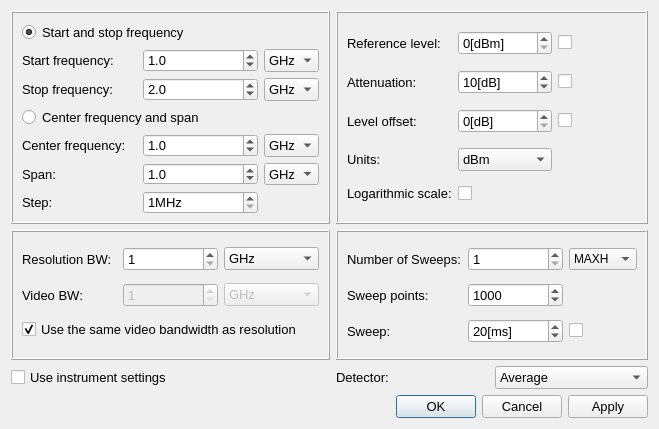
This is scan_settings.ui in erespebrn/Near_Field_Scanner_GUI as Qt 5 draws it before an edit. The edited form follows.
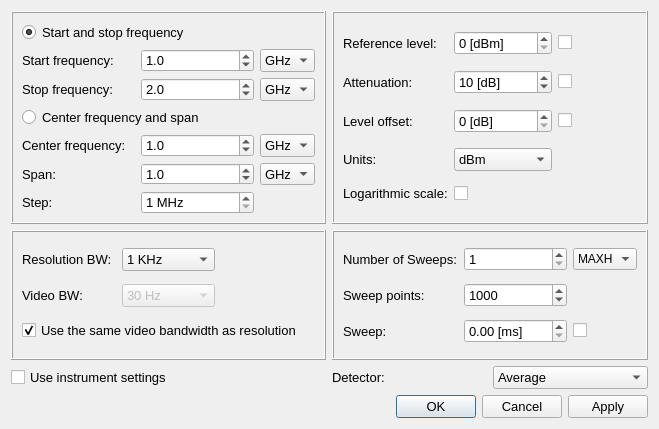
This is the edited form.

What changed in the file:
```diff
--- a/scan_settings.ui
+++ b/scan_settings.ui
@@ -94,77 +94,6 @@
         <enum>QFrame::Raised</enum>
        </property>
        <layout class="QGridLayout" name="gridLayout_2">
-        <item row="1" column="1">
-         <widget class="QSpinBox" name="videoBW_spinbox">
-          <property name="enabled">
-           <bool>false</bool>
-          </property>
-          <property name="font">
-           <font>
-            <pointsize>10</pointsize>
-           </font>
-          </property>
-          <property name="minimum">
-           <number>1</number>
-          </property>
-          <property name="maximum">
-           <number>10000000</number>
-          </property>
-          <property name="value">
-           <number>1</number>
-          </property>
-         </widget>
-        </item>
-        <item row="1" column="2">
-         <widget class="QComboBox" name="videoBW_dropdown">
-          <property name="enabled">
-           <bool>false</bool>
-          </property>
-          <property name="font">
-           <font>
-            <pointsize>10</pointsize>
-           </font>
-          </property>
-          <item>
-           <property name="text">
-            <string>GHz</string>
-           </property>
-          </item>
-          <item>
-           <property name="text">
-            <string>MHz</string>
-           </property>
-          </item>
-          <item>
-           <property name="text">
-            <string>kHz</string>
-           </property>
-          </item>
-          <item>
-           <property name="text">
-            <string>Hz</string>
-           </property>
-          </item>
-         </widget>
-        </item>
-        <item row="0" column="1">
-         <widget class="QSpinBox" name="resolutionBW_spinbox">
-          <property name="font">
-           <font>
-            <pointsize>10</pointsize>
-           </font>
-          </property>
-          <property name="minimum">
-           <number>1</number>
-          </property>
-          <property name="maximum">
-           <number>100000000</number>
-          </property>
-          <property name="value">
-           <number>1</number>
-          </property>
-         </widget>
-        </item>
         <item row="1" column="0">
          <widget class="QLabel" name="label_9">
           <property name="font">
@@ -204,16 +133,19 @@
           </property>
          </widget>
         </item>
-        <item row="0" column="2">
+        <item row="0" column="1">
          <widget class="QComboBox" name="resolutionBW_dropdown">
           <property name="font">
            <font>
             <pointsize>10</pointsize>
            </font>
           </property>
+          <property name="currentText">
+           <string>1 KHz</string>
+          </property>
           <item>
            <property name="text">
-            <string>GHz</string>
+            <string>1 KHz</string>
            </property>
           </item>
           <item>
@@ -228,7 +160,77 @@
           </item>
           <item>
            <property name="text">
-            <string>Hz</string>
+            <string>30 KHz</string>
+           </property>
+          </item>
+          <item>
+           <property name="text">
+            <string>300 KHz</string>
+           </property>
+          </item>
+          <item>
+           <property name="text">
+            <string>1 MHz</string>
+           </property>
+          </item>
+         </widget>
+        </item>
+        <item row="1" column="1">
+         <widget class="QComboBox" name="videoBW_dropdown">
+          <property name="enabled">
+           <bool>false</bool>
+          </property>
+          <property name="font">
+           <font>
+            <pointsize>10</pointsize>
+           </font>
+          </property>
+          <property name="currentText">
+           <string>30 Hz</string>
+          </property>
+          <item>
+           <property name="text">
+            <string>30 Hz</string>
+           </property>
+          </item>
+          <item>
+           <property name="text">
+            <string>100 Hz</string>
+           </property>
+          </item>
+          <item>
+           <property name="text">
+            <string>300 Hz</string>
+           </property>
+          </item>
+          <item>
+           <property name="text">
+            <string>1 KHz</string>
+           </property>
+          </item>
+          <item>
+           <property name="text">
+            <string>3 KHz</string>
+           </property>
+          </item>
+          <item>
+           <property name="text">
+            <string>10 KHz</string>
+           </property>
+          </item>
+          <item>
+           <property name="text">
+            <string>30 KHz</string>
+           </property>
+          </item>
+          <item>
+           <property name="text">
+            <string>300 KHz</string>
+           </property>
+          </item>
+          <item>
+           <property name="text">
+            <string>1 MHz</string>
            </property>
           </item>
          </widget>
@@ -259,7 +261,7 @@
            <set>Qt::AlignLeading|Qt::AlignLeft|Qt::AlignVCenter</set>
           </property>
           <property name="suffix">
-           <string>[dB]</string>
+           <string> [dB]</string>
           </property>
           <property name="maximum">
            <number>100000000</number>
@@ -314,7 +316,7 @@
            <set>Qt::AlignLeading|Qt::AlignLeft|Qt::AlignVCenter</set>
           </property>
           <property name="suffix">
-           <string>[dBm]</string>
+           <string> [dBm]</string>
           </property>
           <property name="maximum">
            <number>1000000000</number>
@@ -414,7 +416,7 @@
            <set>Qt::AlignLeading|Qt::AlignLeft|Qt::AlignVCenter</set>
           </property>
           <property name="suffix">
-           <string>[dB]</string>
+           <string> [dB]</string>
           </property>
           <property name="maximum">
            <number>1000000000</number>
@@ -533,30 +535,6 @@
           </property>
          </widget>
         </item>
-        <item row="3" column="1">
-         <widget class="QSpinBox" name="sweepTime_spinbox">
-          <property name="font">
-           <font>
-            <pointsize>10</pointsize>
-           </font>
-          </property>
-          <property name="wrapping">
-           <bool>false</bool>
-          </property>
-          <property name="alignment">
-           <set>Qt::AlignLeading|Qt::AlignLeft|Qt::AlignVCenter</set>
-          </property>
-          <property name="suffix">
-           <string>[ms]</string>
-          </property>
-          <property name="maximum">
-           <number>100000000</number>
-          </property>
-          <property name="value">
-           <number>20</number>
-          </property>
-         </widget>
-        </item>
         <item row="0" column="0">
          <widget class="QLabel" name="label_7">
           <property name="font">
@@ -632,6 +610,30 @@
           </property>
          </widget>
         </item>
+        <item row="3" column="1">
+         <widget class="QDoubleSpinBox" name="sweepTime_spinbox">
+          <property name="font">
+           <font>
+            <pointsize>10</pointsize>
+           </font>
+          </property>
+          <property name="wrapping">
+           <bool>false</bool>
+          </property>
+          <property name="alignment">
+           <set>Qt::AlignLeading|Qt::AlignLeft|Qt::AlignVCenter</set>
+          </property>
+          <property name="prefix">
+           <string/>
+          </property>
+          <property name="suffix">
+           <string> [ms]</string>
+          </property>
+          <property name="maximum">
+           <double>1000.000000000000000</double>
+          </property>
+         </widget>
+        </item>
        </layout>
       </widget>
      </item>
@@ -930,7 +932,7 @@
            </font>
           </property>
           <property name="suffix">
-           <string>MHz</string>
+           <string> MHz</string>
           </property>
           <property name="minimum">
            <number>1</number>
```
Left out of the diff: 6 changed lines with no effect on the pictures.
